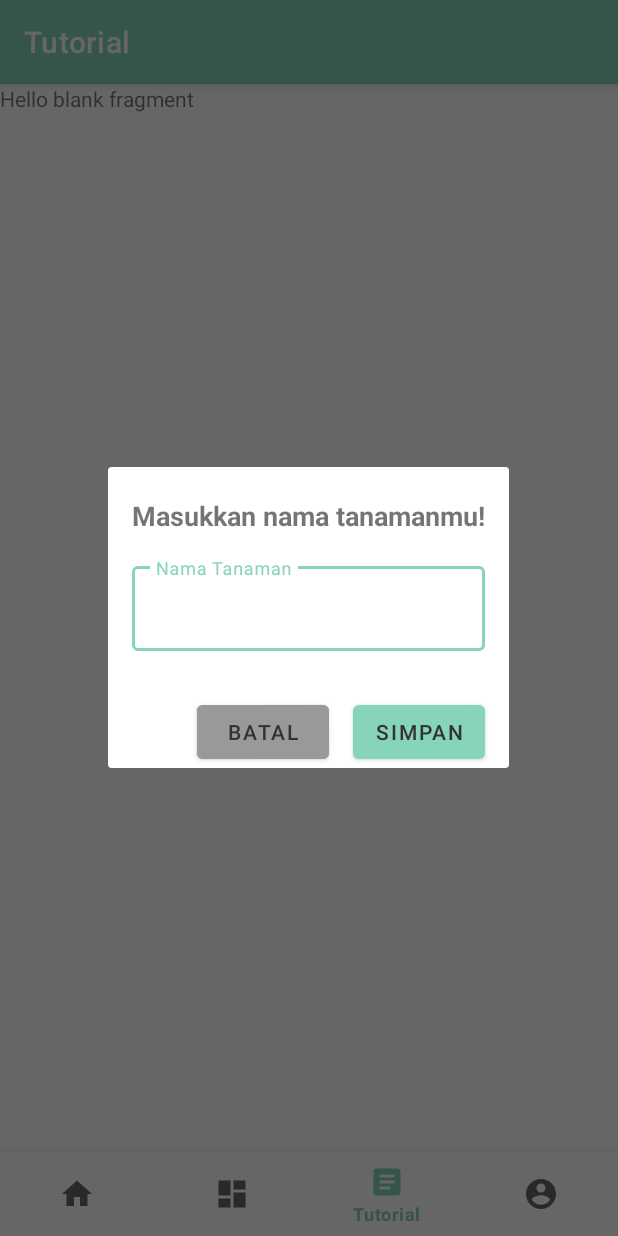
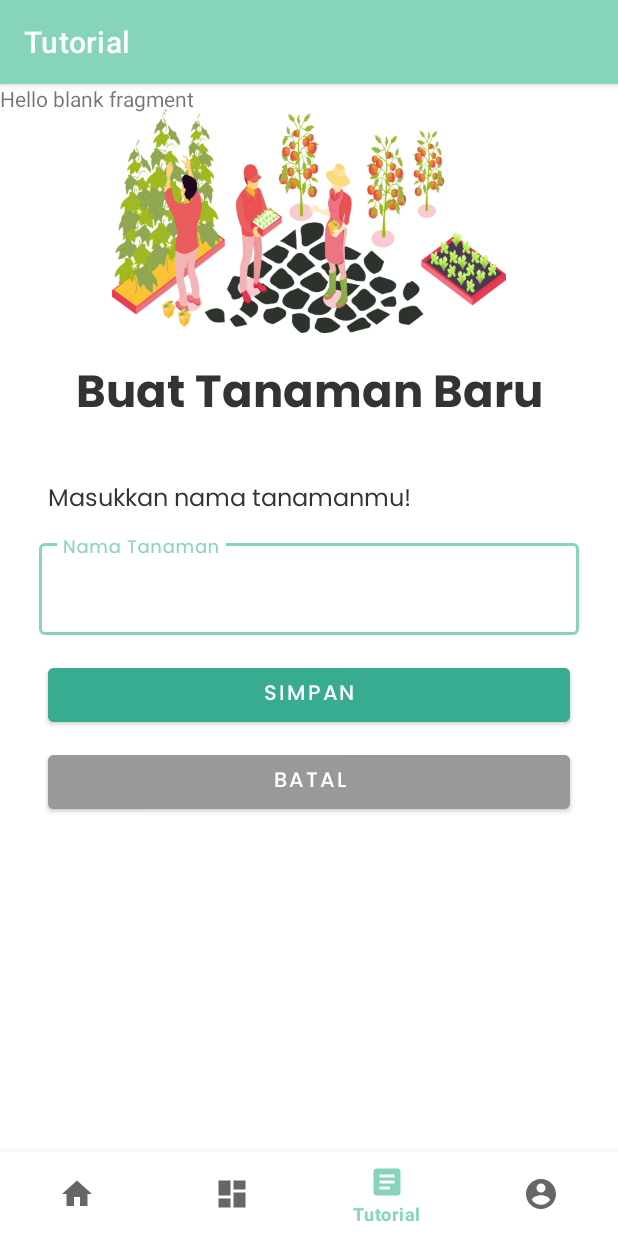
Before and after one commit to hyponicteam/hyponic-mobile, an Android app: the fragment CreatePlantFragment placed in its activity, item 3 of the bottom bar chosen, on a phone screen of 412 x 824 dp. Run offline under Robolectric (Android 15) with nearby library versions, the phone set to English and light mode, and no system bars; our stand-ins replace navigation-ui; libraries missing offline, so code that uses them is left out: com.androidnetworking, com.androidnetworking.common, com.androidnetworking.error, com.androidnetworking.interfaces.

Commit message:
edit create and edit plant layout

```diff
--- a/app/src/main/java/com/example/hyponic/view/Plant/CreatePlantFragment.java
+++ b/app/src/main/java/com/example/hyponic/view/Plant/CreatePlantFragment.java
@@ -7,8 +7,8 @@ import android.os.Bundle;
 
 import androidx.annotation.NonNull;
 import androidx.annotation.Nullable;
-import androidx.fragment.app.DialogFragment;
 import androidx.fragment.app.Fragment;
+import androidx.fragment.app.FragmentManager;
 
 import android.util.Log;
 import android.view.LayoutInflater;
@@ -20,6 +20,7 @@ import com.androidnetworking.AndroidNetworking;
 import com.androidnetworking.common.Priority;
 import com.androidnetworking.error.ANError;
 import com.androidnetworking.interfaces.JSONObjectRequestListener;
+import com.example.hyponic.R;
 import com.example.hyponic.databinding.FragmentCreatePlantBinding;
 import com.example.hyponic.model.SharedPrefManager;
 import com.example.hyponic.view.HomeFragment;
@@ -28,7 +29,7 @@ import org.json.JSONException;
 import org.json.JSONObject;
 
 
-public class CreatePlantFragment extends DialogFragment{
+public class CreatePlantFragment extends Fragment{
     FragmentCreatePlantBinding binding;
     SharedPrefManager pref;
     public CreatePlantFragment() {
@@ -46,17 +47,27 @@ public class CreatePlantFragment extends DialogFragment{
         super.onViewCreated(view, savedInstanceState);
         pref = new SharedPrefManager(getContext());
         binding.btnSave.setOnClickListener(v->{
-            createPlant();
-            getDialog().dismiss();
+            //createPlant();
+            backToHomeFragmet();
         });
         binding.btnCancel.setOnClickListener(v->{
-            getDialog().cancel();
+            backToHomeFragmet();
         });
 
     }
 
+    private void backToHomeFragmet() {
+        HomeFragment mCategoryFragment = new HomeFragment();
+        FragmentManager mFragmentManager = getParentFragmentManager();
+        mFragmentManager
+                .beginTransaction()
+                .replace(R.id.nav_host_fragment_activity_main, mCategoryFragment, HomeFragment.class.getSimpleName())
+                .addToBackStack(null)
+                .commit();
+    }
+
     private void createPlant() {
-        showLoading(true);
+
         String namePlant = binding.edNamePlat.getText().toString();
         Log.d("Nama Tanaman",""+namePlant);
         AndroidNetworking.post(BASE_URL+"plants")
@@ -69,7 +80,7 @@ public class CreatePlantFragment extends DialogFragment{
                 .getAsJSONObject(new JSONObjectRequestListener() {
                     @Override
                     public void onResponse(JSONObject response) {
-                        showLoading(false);
+
                         Log.d("TAG", String.valueOf(response));
                         try {
                             if(response.getJSONObject("meta").getString("status").equals("success")){
@@ -86,7 +97,7 @@ public class CreatePlantFragment extends DialogFragment{
                     }
                     @Override
                     public void onError(ANError error) {
-                        showLoading(false);
+
                         // handle error
                         Toast.makeText(getContext(),""+error, Toast.LENGTH_SHORT).show();
                         Log.d("ERROR", String.valueOf(error));
@@ -102,16 +113,6 @@ public class CreatePlantFragment extends DialogFragment{
 
     public void onAttach(Context context) {
         super.onAttach(context);
-        Fragment fragment = getParentFragment();
-        if (fragment instanceof HomeFragment) {
-            HomeFragment homeFragment = (HomeFragment) fragment;
-        }
     }
-    private void showLoading(Boolean isLoading) {
-        if (isLoading) {
-            binding.progressBar.setVisibility(View.VISIBLE);
-        } else {
-            binding.progressBar.setVisibility(View.GONE);
-        }
-    }
+
 }
--- a/app/src/main/res/layout/fragment_create_plant.xml
+++ b/app/src/main/res/layout/fragment_create_plant.xml
@@ -4,27 +4,53 @@
     xmlns:app="http://schemas.android.com/apk/res-auto"
     android:layout_width="match_parent"
     android:layout_height="match_parent"
+    android:padding="16dp"
     tools:context=".view.Plant.CreatePlantFragment">
+
+    <ImageView
+        android:id="@+id/imageView"
+        android:layout_width="match_parent"
+        android:layout_height="150dp"
+        android:src="@drawable/frame"
+        app:layout_constraintEnd_toEndOf="parent"
+        app:layout_constraintStart_toStartOf="parent"
+        app:layout_constraintTop_toTopOf="parent" />
+
+    <TextView
+        android:id="@+id/textView3"
+        android:layout_width="match_parent"
+        android:layout_height="wrap_content"
+        android:layout_marginTop="16dp"
+        android:fontFamily="@font/poppins_bold"
+        android:text="@string/create_new_plant"
+        android:textAlignment="center"
+        android:textColor="@color/black"
+        android:textSize="30sp"
+        app:layout_constraintTop_toBottomOf="@+id/imageView"
+        tools:layout_editor_absoluteX="16dp" />
+
     <TextView
         android:id="@+id/tvInsertNameP"
         android:layout_width="match_parent"
         android:layout_height="wrap_content"
         android:layout_marginStart="16dp"
-        android:layout_marginTop="20dp"
+        android:layout_marginTop="30dp"
         android:layout_marginEnd="16dp"
         android:text="@string/insertNamePlant"
-        android:textSize="18sp"
-        android:textStyle="bold"
+        android:textSize="16sp"
+        android:textColor="@color/black"
+        android:fontFamily="@font/poppins_regular"
         app:layout_constraintEnd_toEndOf="parent"
+        app:layout_constraintHorizontal_bias="0.0"
         app:layout_constraintStart_toStartOf="parent"
-        app:layout_constraintTop_toTopOf="parent" />
+        app:layout_constraintTop_toBottomOf="@+id/textView3" />
 
     <com.google.android.material.textfield.TextInputLayout
         android:id="@+id/inputLayout"
         style="@style/Widget.MaterialComponents.TextInputLayout.OutlinedBox"
         android:layout_width="0dp"
         android:layout_height="wrap_content"
-        android:layout_margin="16dp"
+        android:layout_margin="10dp"
         app:layout_constraintEnd_toEndOf="parent"
         app:layout_constraintStart_toStartOf="parent"
         app:layout_constraintTop_toBottomOf="@+id/tvInsertNameP">
@@ -34,45 +60,42 @@
             android:layout_width="match_parent"
             android:layout_height="wrap_content"
             android:ems="10"
+            android:fontFamily="@font/poppins_regular"
+            android:textColor="@color/black"
             android:hint="@string/namePlant" />
     </com.google.android.material.textfield.TextInputLayout>
 
     <Button
         android:id="@+id/btnCancel"
-        android:layout_width="wrap_content"
+        android:layout_width="match_parent"
         android:layout_height="wrap_content"
+        android:layout_marginStart="16dp"
+        android:layout_marginTop="10dp"
         android:layout_marginEnd="16dp"
         android:backgroundTint="@color/grey"
         android:padding="5dp"
         android:text="@string/cancel"
-        android:textColor="@color/black"
-        app:layout_constraintEnd_toStartOf="@+id/btnSave"
-        app:layout_constraintTop_toTopOf="@+id/btnSave" />
+        android:textColor="@color/white"
+        android:fontFamily="@font/poppins_medium"
+        app:layout_constraintEnd_toEndOf="parent"
+        app:layout_constraintStart_toStartOf="parent"
+        app:layout_constraintTop_toBottomOf="@+id/btnSave" />
 
     <Button
         android:id="@+id/btnSave"
-        android:layout_width="wrap_content"
+        android:layout_width="match_parent"
         android:layout_height="wrap_content"
-        android:layout_marginTop="30dp"
-        android:padding="5dp"
+        android:layout_marginStart="16dp"
+        android:layout_marginTop="16dp"
+        android:layout_marginEnd="16dp"
+        android:padding="2dp"
+        android:backgroundTint="@color/buttonHyponic"
         android:text="@string/save"
-        android:textColor="@color/black"
-        app:layout_constraintEnd_toEndOf="@+id/inputLayout"
+        android:textColor="@color/white"
+        android:fontFamily="@font/poppins_medium"
+        app:layout_constraintEnd_toEndOf="parent"
+        app:layout_constraintStart_toStartOf="parent"
         app:layout_constraintTop_toBottomOf="@+id/inputLayout" />
 
 
-    <ProgressBar
-        android:id="@+id/progressBar"
-        style="?android:attr/progressBarStyle"
-        android:layout_width="wrap_content"
-        android:layout_height="wrap_content"
-        android:layout_marginStart="16dp"
-        android:layout_marginTop="30dp"
-        android:visibility="gone"
-        app:layout_constraintBottom_toBottomOf="parent"
-        app:layout_constraintStart_toStartOf="parent"
-        app:layout_constraintTop_toTopOf="parent"
-        app:layout_constraintVertical_bias="0.203"
-        tools:visibility="visible" />
-
 </androidx.constraintlayout.widget.ConstraintLayout>
--- a/app/src/main/res/layout/fragment_home.xml
+++ b/app/src/main/res/layout/fragment_home.xml
@@ -51,7 +51,7 @@
                     android:text="@string/nama"
                     android:textColor="@color/hyponicLogo"
                     android:fontFamily="@font/poppins_bold"
-                    android:textSize="14sp"
+                    android:textSize="15sp"
                     android:textStyle="bold" />
 
             </LinearLayout>
--- a/app/src/main/res/values/strings.xml
+++ b/app/src/main/res/values/strings.xml
@@ -70,5 +70,8 @@
     <string name="image_description">gambar artikel</string>
     <string name="pantau">Pantau</string>
     <string name="plantdescription">plantImage</string>
+    <string name="create_new_plant">Buat Tanaman Baru</string>
+    <string name="image_frame_description">imageFrame</string>
+    <string name="update_plant">Ubah Tanaman</string>
 
 </resources>
```
Also changed, not shown: app/src/main/java/com/example/hyponic/adapter/PlantAdapter.java (+11 -3 lines), app/src/main/java/com/example/hyponic/view/HomeFragment.java (+9 -4 lines), app/src/main/java/com/example/hyponic/view/Plant/EditPlantFragment.java (+14 -8 lines), app/src/main/res/layout/fragment_edit_plant.xml (+58 -26 lines), app/src/main/res/drawable/frame.png (added).
